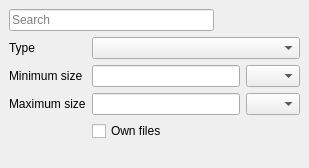
Above: application/GUI/Search/SearchDock.ui from Ummon/D-LAN before the change. Below: the same form after it.
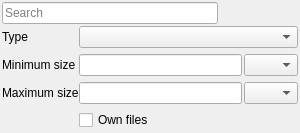
That is the form after the change. Icons and pictures are not drawn.

Commit message: Search options are always displayed.

The edit to the form file:
```diff
--- a/application/GUI/Search/SearchDock.ui
+++ b/application/GUI/Search/SearchDock.ui
@@ -6,20 +6,14 @@
    <rect>
     <x>0</x>
     <y>0</y>
-    <width>309</width>
-    <height>168</height>
+    <width>300</width>
+    <height>133</height>
    </rect>
   </property>
-  <property name="sizePolicy">
-   <sizepolicy hsizetype="Preferred" vsizetype="Minimum">
-    <horstretch>0</horstretch>
-    <verstretch>0</verstretch>
-   </sizepolicy>
-  </property>
   <property name="minimumSize">
    <size>
-    <width>215</width>
-    <height>168</height>
+    <width>190</width>
+    <height>133</height>
    </size>
   </property>
   <property name="features">
@@ -29,17 +23,26 @@
    <string>Search</string>
   </property>
   <widget class="QWidget" name="dockWidgetContents">
-   <property name="sizePolicy">
-    <sizepolicy hsizetype="Preferred" vsizetype="Minimum">
-     <horstretch>0</horstretch>
-     <verstretch>0</verstretch>
-    </sizepolicy>
-   </property>
    <layout class="QVBoxLayout" name="verticalLayout">
+    <property name="spacing">
+     <number>2</number>
+    </property>
+    <property name="leftMargin">
+     <number>2</number>
+    </property>
+    <property name="topMargin">
+     <number>2</number>
+    </property>
+    <property name="rightMargin">
+     <number>2</number>
+    </property>
+    <property name="bottomMargin">
+     <number>2</number>
+    </property>
     <item>
      <layout class="QHBoxLayout" name="laySearch">
       <property name="spacing">
-       <number>3</number>
+       <number>0</number>
       </property>
       <item>
        <widget class="QLineEdit" name="txtSearch">
@@ -96,7 +99,7 @@
           <normaloff>:/icons/ressources/plus.png</normaloff>:/icons/ressources/plus.png</iconset>
         </property>
         <property name="checkable">
-         <bool>true</bool>
+         <bool>false</bool>
         </property>
         <property name="flat">
          <bool>true</bool>
@@ -124,13 +127,16 @@
         <number>0</number>
        </property>
        <property name="horizontalSpacing">
-        <number>6</number>
+        <number>0</number>
        </property>
        <item row="0" column="1">
         <widget class="QComboBox" name="cmbType"/>
        </item>
        <item row="2" column="1">
         <layout class="QHBoxLayout" name="layMaxSize">
+         <property name="spacing">
+          <number>2</number>
+         </property>
          <item>
           <widget class="QLineEdit" name="txtMaxSize"/>
          </item>
@@ -185,6 +191,9 @@
        </item>
        <item row="1" column="1">
         <layout class="QHBoxLayout" name="layMinSize">
+         <property name="spacing">
+          <number>2</number>
+         </property>
          <item>
           <widget class="QLineEdit" name="txtMinSize"/>
          </item>
```
Left out of the diff: 9 changed lines with no effect on the pictures. The commit also changes 5 other files.
